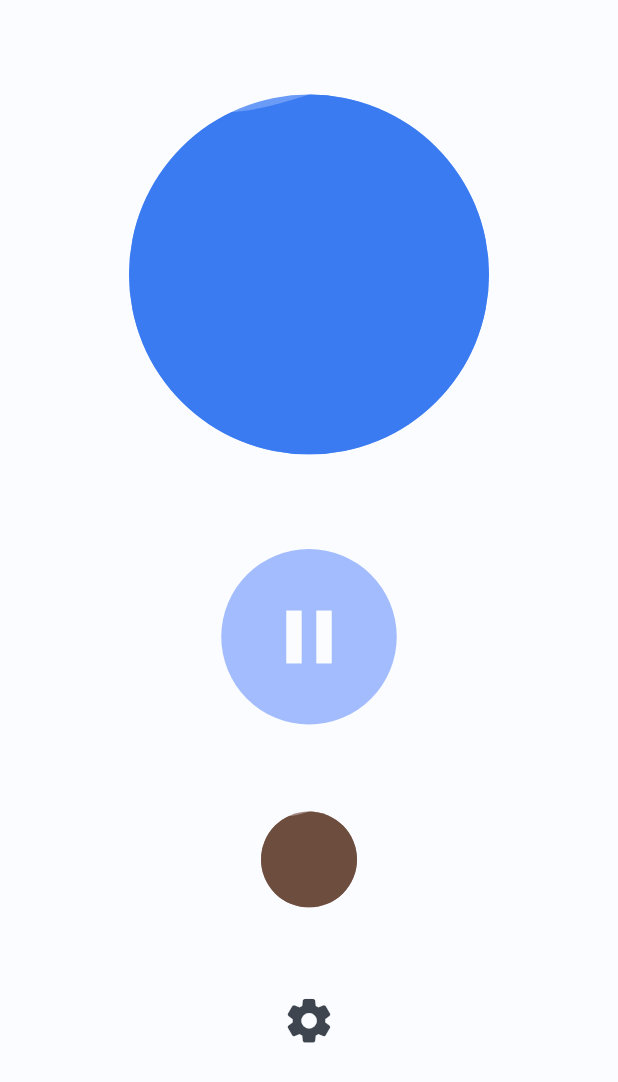
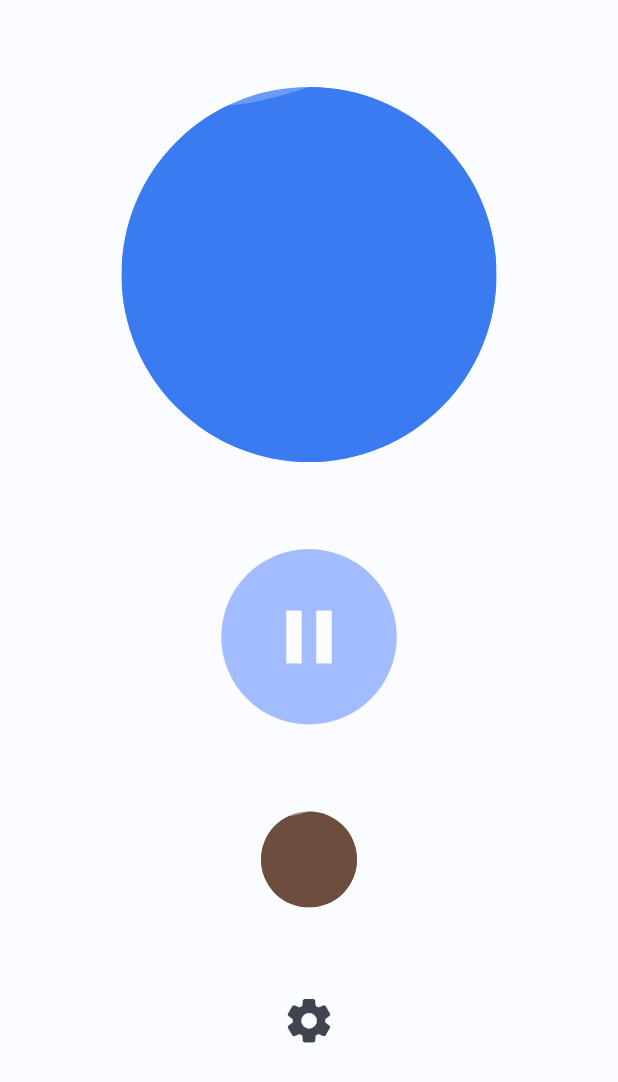
Before and after one commit to MatthieuNadeau96/flow_time, a Flutter app: the screen it shows after launch, after a tap on the "play arrow" icon, on a phone screen of 412 x 824 dp. Shown: the top 1082 px of the screen. Run offline on Flutter 3.47's test engine with Material 2 defaults, Android fonts, the phone set to English and light mode, and no system bars; our stand-ins replace audioplayers, flutter_local_notifications, liquid_progress_indicator, numberpicker, shared_preferences; missing offline and left inert: firebase_admob, highlighter_coachmark; accounts and stored records are empty.

Commit message:
Further changes for smaller devices

```diff
--- a/lib/main.dart
+++ b/lib/main.dart
@@ -248,7 +248,7 @@ class _RootPageState extends State<RootPage> {
       Timer(Duration(seconds: 1), () => showCoachMarkButton());
       settingsProvider.swapFirstTime();
     }
-    if (!settingsProvider.getFirstTime) {
+    if (settingsProvider.getFirstTime) {
       _bannerAd = createBannerAd()
         ..load()
         ..show();
--- a/lib/screens/flow_screen.dart
+++ b/lib/screens/flow_screen.dart
@@ -373,6 +373,7 @@ class _FlowScreenState extends State<FlowScreen>
   @override
   Widget build(BuildContext context) {
     var deviceSize = MediaQuery.of(context).size;
+    bool smallDevice = deviceSize.width < 300;
     print(deviceSize);
     return Consumer<SettingsProvider>(
       builder: (context, settingsProvider, child) {
@@ -396,13 +397,13 @@ class _FlowScreenState extends State<FlowScreen>
                           });
                         },
                         child: Container(
-                          height: deviceSize.width < 350 ? 180 : 250,
-                          width: deviceSize.width < 350 ? 180 : 250,
+                          height: 250,
+                          width: 250,
                           key: GlobalObjectKey('timer'),
                           child: Center(
                             child: WaveTimer(
-                              height: 240,
-                              width: 240,
+                              height: smallDevice ? 180 : 250,
+                              width: smallDevice ? 180 : 250,
                               value: _timeForBreak
                                   ? doubleConverter(
                                       (_counter.toDouble()),
@@ -431,6 +432,7 @@ class _FlowScreenState extends State<FlowScreen>
                                       .textTheme
                                       .headline3
                                       .copyWith(
+                                        fontSize: smallDevice ? 25 : null,
                                         fontWeight: FontWeight.w700,
                                         color:
                                             Theme.of(context).primaryColorLight,
@@ -452,7 +454,7 @@ class _FlowScreenState extends State<FlowScreen>
                     ],
                   ),
                   Container(
-                    height: deviceSize.width < 350 ? 100 : null,
+                    height: smallDevice ? 100 : null,
                     key: GlobalObjectKey('button'),
                     child: RoundActionButton(
                       animation: degOneTranslationAnimation,
@@ -482,8 +484,8 @@ class _FlowScreenState extends State<FlowScreen>
                           Container(
                             key: GlobalObjectKey('coffee'),
                             child: WaveTimer(
-                              height: deviceSize.width < 350 ? 44 : 64,
-                              width: deviceSize.width < 350 ? 44 : 64,
+                              height: smallDevice ? 44 : 64,
+                              width: smallDevice ? 44 : 64,
                               color:
                                   Theme.of(context).textTheme.bodyText1.color,
                               foamColor: Colors.brown[300],
@@ -502,7 +504,7 @@ class _FlowScreenState extends State<FlowScreen>
                                       .headline3
                                       .copyWith(
                                         fontWeight: FontWeight.w700,
-                                        fontSize: 14,
+                                        fontSize: smallDevice ? 10 : 14,
                                         color: Colors.brown[300],
                                       ),
                                 ),
@@ -514,7 +516,7 @@ class _FlowScreenState extends State<FlowScreen>
                   GestureDetector(
                     child: Icon(
                       Icons.settings_rounded,
-                      size: deviceSize.width < 350 ? 28 : 35,
+                      size: smallDevice ? 28 : 35,
                       color: Theme.of(context)
                           .textTheme
                           .bodyText2
--- a/lib/widgets/round_action_button.dart
+++ b/lib/widgets/round_action_button.dart
@@ -23,6 +23,7 @@ class RoundActionButton extends StatelessWidget {
   @override
   Widget build(BuildContext context) {
     var deviceSize = MediaQuery.of(context).size;
+    bool smallDevice = deviceSize.width < 300;
     return Stack(
       children: [
         Transform.translate(
@@ -35,8 +36,8 @@ class RoundActionButton extends StatelessWidget {
             child: Container(
               height: 117,
               child: CircularButton(
-                width: deviceSize.width < 350 ? 40 : 50,
-                height: deviceSize.width < 350 ? 40 : 50,
+                width: smallDevice ? 40 : 50,
+                height: smallDevice ? 40 : 50,
                 color: Color(0xff85A6FE).withOpacity(animation.value),
                 icon: Icon(
                   Icons.skip_next,
@@ -57,8 +58,8 @@ class RoundActionButton extends StatelessWidget {
             child: Container(
               height: 117,
               child: CircularButton(
-                width: deviceSize.width < 350 ? 40 : 50,
-                height: deviceSize.width < 350 ? 40 : 50,
+                width: smallDevice ? 40 : 50,
+                height: smallDevice ? 40 : 50,
                 color: Color(0xff85A6FE).withOpacity(animation.value),
                 icon: Icon(
                   Icons.stop,
@@ -70,8 +71,8 @@ class RoundActionButton extends StatelessWidget {
           ),
         ),
         CircularButton(
-          width: deviceSize.width < 350 ? 90 : 117,
-          height: deviceSize.width < 350 ? 90 : 117,
+          width: smallDevice ? 90 : 117,
+          height: smallDevice ? 90 : 117,
           color: Theme.of(context).accentColor,
           icon: isPlaying
               ? Icon(
```
